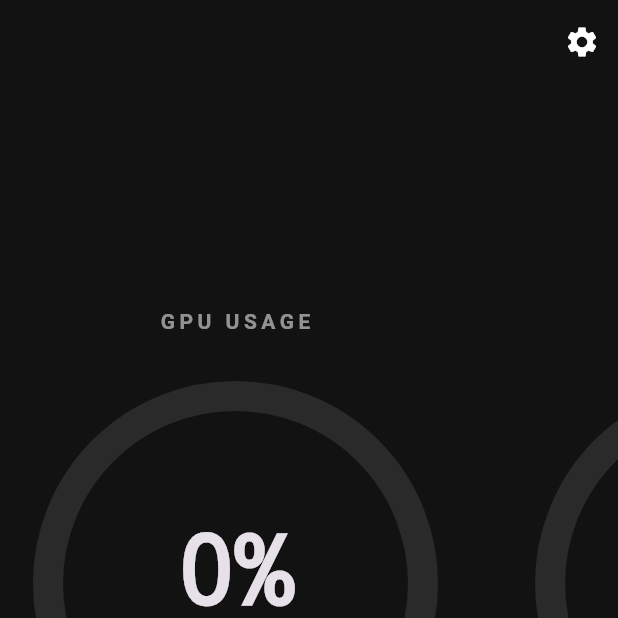
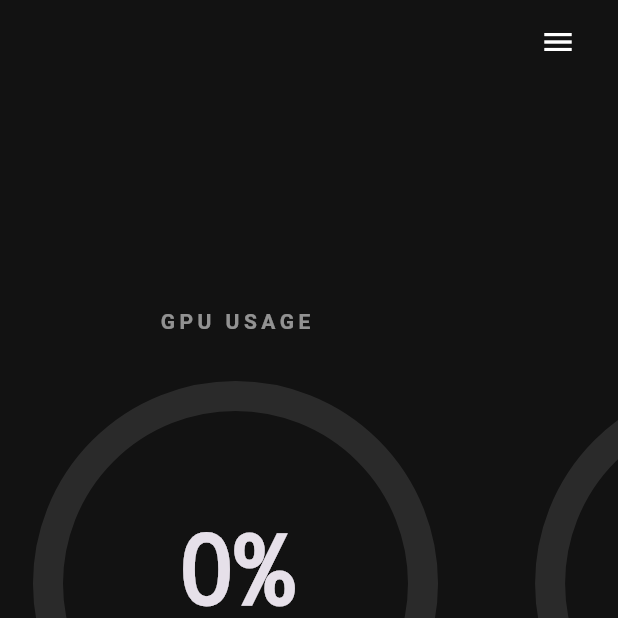
Before and after one commit to huynhtastic/linux_stats, a Flutter app: the screen it shows after launch, on a phone screen of 412 x 824 dp, the top half of it. Run offline on Flutter 3.47's test engine with Material 3 defaults, Android fonts, the phone set to English and light mode, and no system bars.

Commit message:
chore: make app bar look better

```diff
--- a/lib/dashboard_screen.dart
+++ b/lib/dashboard_screen.dart
@@ -50,10 +50,11 @@ class _DashboardScreenState extends State<DashboardScreen> {
       appBar: AppBar(
         backgroundColor: Colors.transparent,
         elevation: 0,
+        actionsPadding: const EdgeInsets.symmetric(horizontal: 16),
         actions: [
           Builder(
             builder: (context) => IconButton(
-              icon: const Icon(Icons.settings),
+              icon: const Icon(Icons.menu),
               onPressed: () => Scaffold.of(context).openEndDrawer(),
             ),
           ),
```
